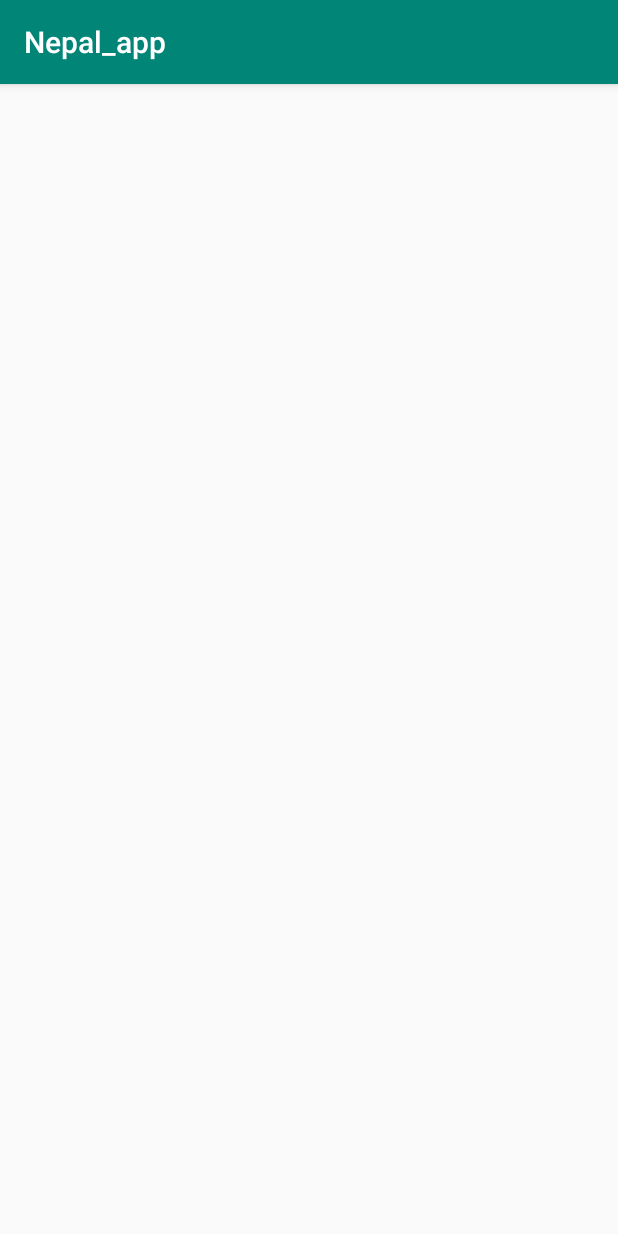
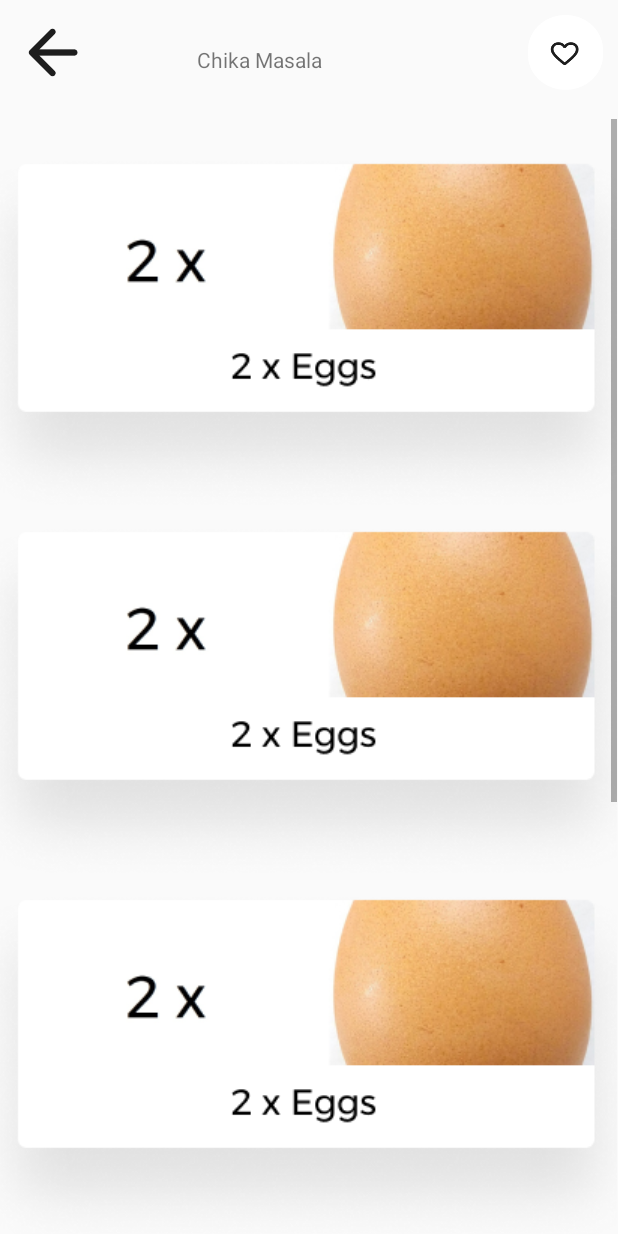
Before and after one commit to Grp-B1-Nepal/Nepal_app, an Android app: the recipe screen opened directly, with no data from a screen before it, on a phone screen of 412 x 824 dp. Run offline under Robolectric (Android 15) with nearby library versions, the phone set to English and light mode, and no system bars.

Commit message:
Images for template

```diff
--- a/Nepal_app/app/src/main/java/com/example/nepal_app/MainActivity.java
+++ b/Nepal_app/app/src/main/java/com/example/nepal_app/MainActivity.java
@@ -9,6 +9,6 @@
     @Override
     protected void onCreate(Bundle savedInstanceState) {
         super.onCreate(savedInstanceState);
-        setContentView(R.layout.activity_main);
+        setContentView(R.layout.activity_recipe);
     }
 }
--- /dev/null
+++ b/Nepal_app/app/src/main/res/drawable/back_button.xml
@@ -0,0 +1,4 @@
+<?xml version="1.0" encoding="utf-8"?>
+<ripple xmlns:android="http://schemas.android.com/apk/res/android" android:color="@color/colorPrimary">
+    <item android:drawable="@drawable/arrow_back"></item>
+</ripple>
--- /dev/null
+++ b/Nepal_app/app/src/main/res/drawable/like_button.xml
@@ -0,0 +1,5 @@
+<?xml version="1.0" encoding="utf-8"?>
+<ripple xmlns:android="http://schemas.android.com/apk/res/android" android:color="@color/colorPrimary">
+
+    <item android:drawable="@drawable/like"></item>
+</ripple>
--- /dev/null
+++ b/Nepal_app/app/src/main/res/drawable/rectangle1.xml
@@ -0,0 +1,4 @@
+<?xml version="1.0" encoding="utf-8"?>
+<ripple xmlns:android="http://schemas.android.com/apk/res/android" android:color="@color/colorPrimary">
+    <item android:drawable="@drawable/element1"></item>
+</ripple>
--- a/Nepal_app/app/src/main/res/layout/activity_recipe.xml
+++ b/Nepal_app/app/src/main/res/layout/activity_recipe.xml
@@ -6,4 +6,101 @@
     android:layout_height="match_parent"
     tools:context=".recipe">
 
+    <Button
+        android:id="@+id/button"
+        android:layout_width="50dp"
+        android:layout_height="50dp"
+        android:layout_marginStart="10dp"
+        android:layout_marginTop="10dp"
+        android:background="@drawable/back_button"
+        app:layout_constraintStart_toStartOf="parent"
+        app:layout_constraintTop_toTopOf="parent" />
+
+    <Button
+        android:id="@+id/button4"
+        android:layout_width="50dp"
+        android:layout_height="50dp"
+        android:layout_marginTop="10dp"
+        android:layout_marginEnd="10dp"
+        android:background="@drawable/like_button"
+        app:layout_constraintEnd_toEndOf="parent"
+        app:layout_constraintTop_toTopOf="parent" />
+
+    <TextView
+        android:id="@+id/textView"
+        android:layout_width="150dp"
+        android:layout_height="wrap_content"
+        android:layout_marginStart="10dp"
+        android:layout_marginTop="30dp"
+        android:layout_marginEnd="10dp"
+        android:text="Chika Masala"
+        app:layout_constraintEnd_toStartOf="@+id/button4"
+        app:layout_constraintStart_toEndOf="@+id/button"
+        app:layout_constraintTop_toTopOf="parent" />
+
+    <ScrollView
+        android:layout_width="wrap_content"
+        android:layout_height="wrap_content"
+        android:layout_marginTop="30dp"
+        android:orientation="vertical"
+        app:layout_constraintTop_toBottomOf="@+id/textView">
+
+        <LinearLayout
+            android:layout_width="match_parent"
+            android:layout_height="wrap_content"
+            android:orientation="vertical"
+            android:paddingTop="20dp">
+
+            <ImageView
+                android:id="@+id/imageView"
+                android:layout_width="wrap_content"
+                android:layout_height="wrap_content"
+                app:layout_constraintEnd_toEndOf="parent"
+                app:layout_constraintHorizontal_bias="0.0"
+                app:layout_constraintStart_toStartOf="parent"
+                app:srcCompat="@drawable/rectangle1"
+                tools:layout_editor_absoluteY="268dp" />
+
+            <ImageView
+                android:id="@+id/imageView2"
+                android:layout_width="wrap_content"
+                android:layout_height="wrap_content"
+                app:srcCompat="@drawable/rectangle1"
+                tools:layout_editor_absoluteX="0dp"
+                tools:layout_editor_absoluteY="73dp" />
+
+            <ImageView
+                android:id="@+id/imageView4"
+                android:layout_width="wrap_content"
+                android:layout_height="wrap_content"
+                app:srcCompat="@drawable/rectangle1"
+                tools:layout_editor_absoluteX="0dp"
+                tools:layout_editor_absoluteY="470dp" />
+
+            <ImageView
+                android:id="@+id/imageView5"
+                android:layout_width="wrap_content"
+                android:layout_height="wrap_content"
+                app:srcCompat="@drawable/rectangle1"
+                tools:layout_editor_absoluteX="0dp"
+                tools:layout_editor_absoluteY="470dp" />
+
+            <ImageView
+                android:id="@+id/imageView6"
+                android:layout_width="wrap_content"
+                android:layout_height="wrap_content"
+                app:srcCompat="@drawable/rectangle1"
+                tools:layout_editor_absoluteX="0dp"
+                tools:layout_editor_absoluteY="470dp" />
+
+            <ImageView
+                android:id="@+id/imageView7"
+                android:layout_width="wrap_content"
+                android:layout_height="wrap_content"
+                app:srcCompat="@drawable/rectangle1"
+                tools:layout_editor_absoluteX="0dp"
+                tools:layout_editor_absoluteY="470dp" />
+        </LinearLayout>
+    </ScrollView>
+
 </androidx.constraintlayout.widget.ConstraintLayout>
--- a/Nepal_app/app/src/main/res/values/styles.xml
+++ b/Nepal_app/app/src/main/res/values/styles.xml
@@ -1,7 +1,7 @@
 <resources>
 
     <!-- Base application theme. -->
-    <style name="AppTheme" parent="Theme.AppCompat.Light.DarkActionBar">
+    <style name="AppTheme" parent="Theme.AppCompat.Light.NoActionBar">
         <!-- Customize your theme here. -->
         <item name="colorPrimary">@color/colorPrimary</item>
         <item name="colorPrimaryDark">@color/colorPrimaryDark</item>
```
Also changed, not shown: Nepal_app/app/src/main/res/drawable/arrow_back.png (added), Nepal_app/app/src/main/res/drawable/element1.png (added), Nepal_app/app/src/main/res/drawable/example1.png (renamed from Nepal_app/app/src/main/res/drawable/Example1.png), Nepal_app/app/src/main/res/drawable/example2.png (renamed from Nepal_app/app/src/main/res/drawable/Example2.png), Nepal_app/app/src/main/res/drawable/example3.png (renamed from Nepal_app/app/src/main/res/drawable/Example3.png), Nepal_app/app/src/main/res/drawable/example4.png (renamed from Nepal_app/app/src/main/res/drawable/Example4.png), Nepal_app/app/src/main/res/drawable/image.png (added), Nepal_app/app/src/main/res/drawable/like.png (added), Nepal_app/app/src/main/res/drawable/rectangle.png (added).
